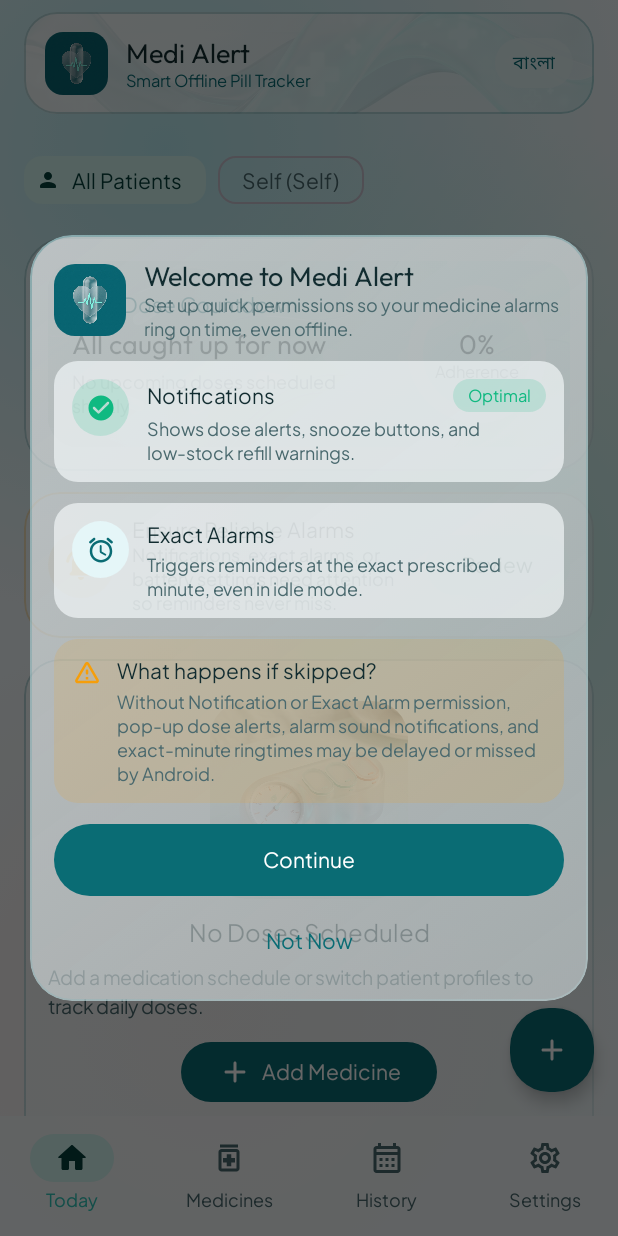
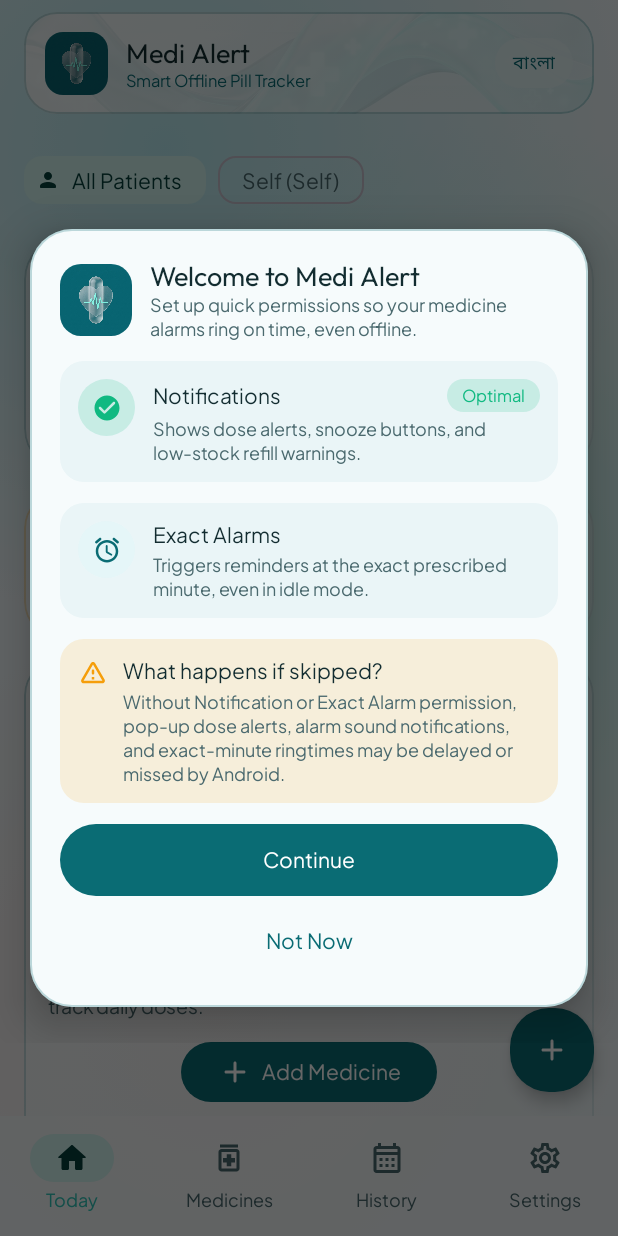
Before and after one commit to Salimbd71/Medi_Alert, an Android app built with Jetpack Compose: the screen it shows after launch (MainActivity), on a phone screen of 412 x 824 dp. Run offline under Robolectric (Android 15) with nearby library versions, the phone set to English and light mode, and no system bars; our stand-ins replace Room's generated code.

Commit message:
feat(alarm): add voice reminder repetition
Implement recurring voice prompts in AlarmService and apply UI refinements to the Dashboard action buttons and Onboarding card for improved accessibility and visual consistency.

```diff
--- a/app/src/main/java/com/example/ui/screens/SplashAndOnboarding.kt
+++ b/app/src/main/java/com/example/ui/screens/SplashAndOnboarding.kt
@@ -10,6 +10,7 @@ import androidx.compose.animation.core.infiniteRepeatable
 import androidx.compose.animation.core.rememberInfiniteTransition
 import androidx.compose.animation.core.spring
 import androidx.compose.animation.core.tween
+import androidx.compose.foundation.BorderStroke
 import androidx.compose.foundation.Canvas
 import androidx.compose.foundation.Image
 import androidx.compose.foundation.background
@@ -40,6 +41,7 @@ import androidx.compose.material3.Button
 import androidx.compose.material3.FilledTonalButton
 import androidx.compose.material3.Icon
 import androidx.compose.material3.MaterialTheme
+import androidx.compose.material3.Surface
 import androidx.compose.material3.Text
 import androidx.compose.material3.TextButton
 import androidx.compose.runtime.Composable
@@ -235,18 +237,27 @@ fun WelcomePermissionDialog(
                 .padding(horizontal = 20.dp, vertical = 24.dp),
             contentAlignment = Alignment.Center
         ) {
-            GlassCard(
+            Surface(
                 modifier = Modifier
                     .fillMaxWidth()
                     .widthIn(max = 460.dp)
                     .testTag("welcome_permission_dialog"),
-                cornerRadius = 28.dp
+                shape = RoundedCornerShape(28.dp),
+                color = MaterialTheme.colorScheme.surfaceContainerLow,
+                contentColor = MaterialTheme.colorScheme.onSurface,
+                tonalElevation = 6.dp,
+                shadowElevation = 16.dp,
+                border = BorderStroke(
+                    width = 1.dp,
+                    color = MaterialTheme.colorScheme.primary.copy(alpha = 0.25f)
+                )
             ) {
                 Column(
                     modifier = Modifier
                         .fillMaxWidth()
                         .heightIn(max = 580.dp)
-                        .verticalScroll(rememberScrollState()),
+                        .verticalScroll(rememberScrollState())
+                        .padding(20.dp),
                     verticalArrangement = Arrangement.spacedBy(14.dp)
                 ) {
                     Row(
@@ -402,7 +413,7 @@ private fun OnboardingPermissionItem(
         modifier = Modifier
             .fillMaxWidth()
             .clip(RoundedCornerShape(16.dp))
-            .background(MaterialTheme.colorScheme.surfaceContainerLow.copy(alpha = 0.65f))
+            .background(MaterialTheme.colorScheme.surfaceContainer)
             .padding(12.dp),
         horizontalArrangement = Arrangement.spacedBy(12.dp),
         verticalAlignment = Alignment.Top
```
Also changed, not shown: app/src/main/java/com/example/alarm/AlarmService.kt (+68 -2 lines), app/src/main/java/com/example/ui/screens/DashboardScreen.kt (+36 -10 lines).
